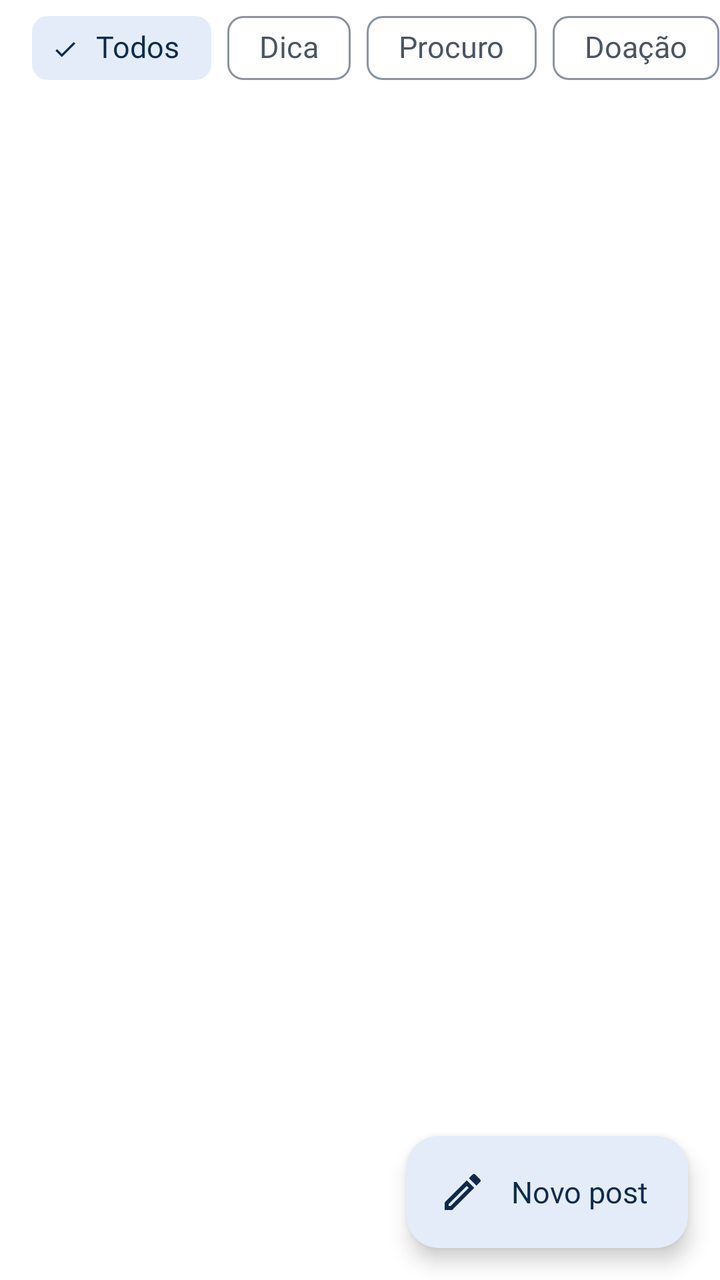
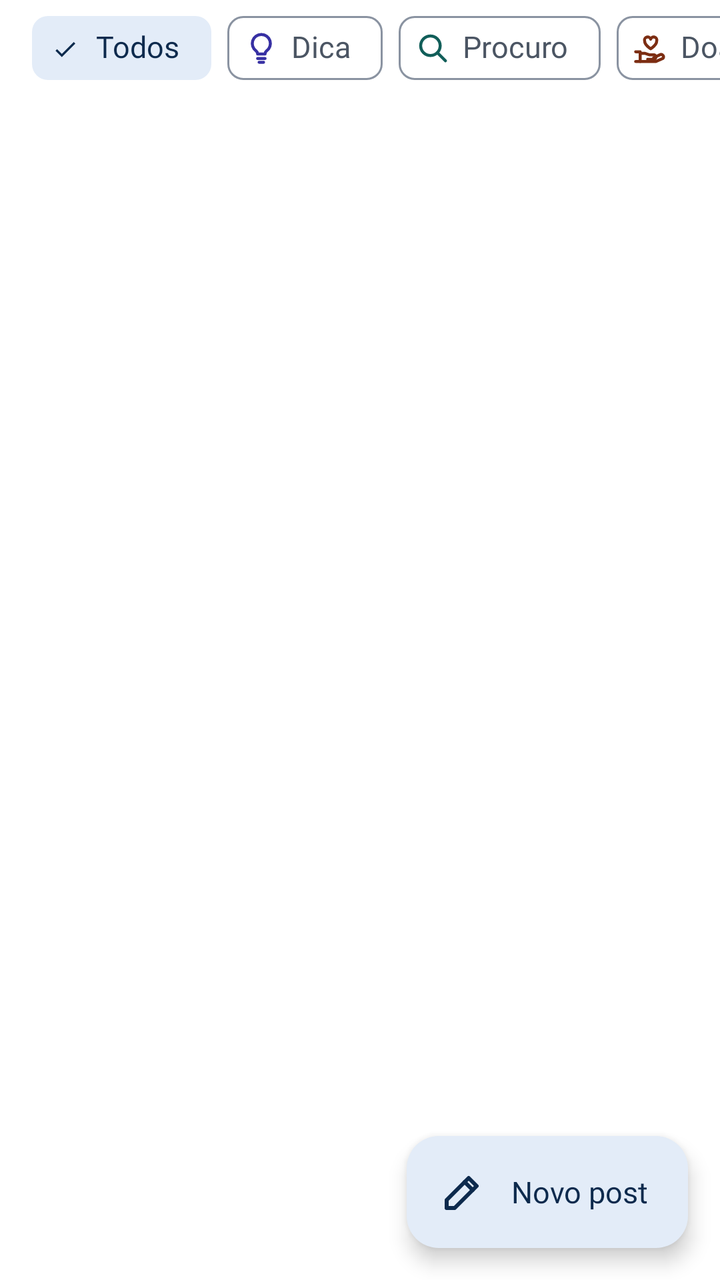

Before-and-after screenshots of an Android layout around one commit, followed by the original layout XML and the change that was made.
<!-- AndroidManifest.xml: application theme Theme.LeiaUFMS -->
<!-- res/layout/fragment_feed.xml -->
<?xml version="1.0" encoding="utf-8"?>
<androidx.coordinatorlayout.widget.CoordinatorLayout xmlns:android="http://schemas.android.com/apk/res/android"
    xmlns:app="http://schemas.android.com/apk/res-auto"
    android:layout_width="match_parent"
    android:layout_height="match_parent">

    <LinearLayout
        android:layout_width="match_parent"
        android:layout_height="match_parent"
        android:orientation="vertical">

        <HorizontalScrollView
            android:layout_width="match_parent"
            android:layout_height="wrap_content"
            android:scrollbars="none">

            <com.google.android.material.chip.ChipGroup
                android:id="@+id/filters"
                android:layout_width="wrap_content"
                android:layout_height="wrap_content"
                android:paddingStart="@dimen/screen_margin"
                android:paddingEnd="@dimen/screen_margin"
                app:selectionRequired="true"
                app:singleLine="true"
                app:singleSelection="true">

                <com.google.android.material.chip.Chip
                    android:id="@+id/f_all"
                    android:layout_width="wrap_content"
                    android:layout_height="wrap_content"
                    android:checked="true"
                    android:text="@string/feed_all" />

                <com.google.android.material.chip.Chip
                    android:id="@+id/f_dica"
                    android:layout_width="wrap_content"
                    android:layout_height="wrap_content"
                    android:text="@string/post_type_dica" />

                <com.google.android.material.chip.Chip
                    android:id="@+id/f_procuro"
                    android:layout_width="wrap_content"
                    android:layout_height="wrap_content"
                    android:text="@string/post_type_procuro" />

                <com.google.android.material.chip.Chip
                    android:id="@+id/f_doacao"
                    android:layout_width="wrap_content"
                    android:layout_height="wrap_content"
                    android:text="@string/post_type_doacao" />

                <com.google.android.material.chip.Chip
                    android:id="@+id/f_troca"
                    android:layout_width="wrap_content"
                    android:layout_height="wrap_content"
                    android:text="@string/post_type_troca" />
            </com.google.android.material.chip.ChipGroup>
        </HorizontalScrollView>

        <FrameLayout
            android:layout_width="match_parent"
            android:layout_height="0dp"
            android:layout_weight="1">

            <androidx.recyclerview.widget.RecyclerView
                android:id="@+id/list"
                android:layout_width="match_parent"
                android:layout_height="match_parent"
                android:clipToPadding="false"
                android:paddingStart="@dimen/space_s"
                android:paddingTop="@dimen/space_xs"
                android:paddingEnd="@dimen/space_s"
                android:paddingBottom="@dimen/fab_clearance" />

            <include
                android:id="@+id/empty"
                layout="@layout/view_empty_state"
                android:layout_width="match_parent"
                android:layout_height="wrap_content"
                android:layout_gravity="center"
                android:visibility="gone" />
        </FrameLayout>
    </LinearLayout>

    <com.google.android.material.floatingactionbutton.ExtendedFloatingActionButton
        android:id="@+id/fab_post"
        android:layout_width="wrap_content"
        android:layout_height="wrap_content"
        android:layout_gravity="bottom|end"
        android:layout_margin="@dimen/screen_margin"
        android:text="@string/action_new_post"
        app:icon="@drawable/ic_edit" />
</androidx.coordinatorlayout.widget.CoordinatorLayout>
<!-- res/layout/view_empty_state.xml (included above) -->
<?xml version="1.0" encoding="utf-8"?>
<LinearLayout xmlns:android="http://schemas.android.com/apk/res/android"
    android:id="@+id/empty_state"
    android:layout_width="match_parent"
    android:layout_height="wrap_content"
    android:gravity="center_horizontal"
    android:orientation="vertical"
    android:padding="@dimen/space_xl">

    <ImageView
        android:id="@+id/empty_icon"
        android:layout_width="@dimen/icon_empty_state"
        android:layout_height="@dimen/icon_empty_state"
        android:importantForAccessibility="no"
        android:tint="@color/leia_on_surface_variant" />

    <TextView
        android:id="@+id/empty_title"
        android:layout_width="match_parent"
        android:accessibilityHeading="true"
        android:layout_height="wrap_content"
        android:layout_marginTop="@dimen/space_m"
        android:gravity="center"
        android:textAppearance="@style/TextAppearance.Leia.Headline"
        android:textColor="@color/leia_on_background" />

    <TextView
        android:id="@+id/empty_message"
        android:accessibilityLiveRegion="polite"
        android:layout_width="match_parent"
        android:layout_height="wrap_content"
        android:layout_marginTop="@dimen/space_xs"
        android:gravity="center"
        android:textAppearance="@style/TextAppearance.Leia.Body"
        android:textColor="@color/leia_on_surface_variant" />

    <com.google.android.material.button.MaterialButton
        android:id="@+id/empty_action"
        android:layout_width="wrap_content"
        android:layout_height="wrap_content"
        android:layout_marginTop="@dimen/space_l"
        android:visibility="gone" />
</LinearLayout>
<!-- resources referenced by this layout -->
<resources>
  <!-- drawable ic_edit (drawable) -->
  <vector xmlns:android="http://schemas.android.com/apk/res/android"
      android:width="24dp"
      android:height="24dp"
      android:viewportWidth="24"
      android:viewportHeight="24"
      android:tint="?attr/colorOnSurface">
    <path
        android:fillColor="@android:color/white"
        android:pathData="M14.06,9.02l0.92,0.92L5.92,19L5,19v-0.92l9.06,-9.06M17.66,3c-0.25,0 -0.51,0.1 -0.7,0.29l-1.83,1.83 3.75,3.75 1.83,-1.83c0.39,-0.39 0.39,-1.02 0,-1.41l-2.34,-2.34c-0.2,-0.2 -0.45,-0.29 -0.71,-0.29zM14.06,6.19L3,17.25L3,21h3.75L17.81,9.94l-3.75,-3.75z"/>
  </vector>
  <!-- unchanged entries left out for length: 68 -->
</resources>

<!-- the commit's change to res/layout/fragment_feed.xml (unified diff, before → after) -->
@@ -35,24 +35,36 @@
                     android:id="@+id/f_dica"
                     android:layout_width="wrap_content"
                     android:layout_height="wrap_content"
+                    app:chipIcon="@drawable/ic_lightbulb"
+                    app:chipIconTint="@color/post_dica_on"
+                    app:chipIconVisible="true"
                     android:text="@string/post_type_dica" />
 
                 <com.google.android.material.chip.Chip
                     android:id="@+id/f_procuro"
                     android:layout_width="wrap_content"
                     android:layout_height="wrap_content"
+                    app:chipIcon="@drawable/ic_search"
+                    app:chipIconTint="@color/post_procuro_on"
+                    app:chipIconVisible="true"
                     android:text="@string/post_type_procuro" />
 
                 <com.google.android.material.chip.Chip
                     android:id="@+id/f_doacao"
                     android:layout_width="wrap_content"
                     android:layout_height="wrap_content"
+                    app:chipIcon="@drawable/ic_donate"
+                    app:chipIconTint="@color/post_doacao_on"
+                    app:chipIconVisible="true"
                     android:text="@string/post_type_doacao" />
 
                 <com.google.android.material.chip.Chip
                     android:id="@+id/f_troca"
                     android:layout_width="wrap_content"
                     android:layout_height="wrap_content"
+                    app:chipIcon="@drawable/ic_check_circle"
+                    app:chipIconTint="@color/post_troca_on"
+                    app:chipIconVisible="true"
                     android:text="@string/post_type_troca" />
             </com.google.android.material.chip.ChipGroup>
         </HorizontalScrollView>
<!-- resource entries referenced after the edit -->
@@ -1,15 +1,131 @@
 <!-- resources referenced by this layout -->
 <resources>
-  <!-- drawable ic_edit (drawable) -->
+  <color name="post_dica_on">#3730A3</color>
+  <color name="post_doacao_on">#7C2D12</color>
+  <color name="post_procuro_on">#115E59</color>
+  <color name="post_troca_on">#14532D</color>
+  <!-- drawable ic_check_circle (drawable) -->
+  <?xml version="1.0" encoding="utf-8"?>
   <vector xmlns:android="http://schemas.android.com/apk/res/android"
       android:width="24dp"
       android:height="24dp"
       android:viewportWidth="24"
       android:viewportHeight="24"
       android:tint="?attr/colorOnSurface">
-    <path
-        android:fillColor="@android:color/white"
-        android:pathData="M14.06,9.02l0.92,0.92L5.92,19L5,19v-0.92l9.06,-9.06M17.66,3c-0.25,0 -0.51,0.1 -0.7,0.29l-1.83,1.83 3.75,3.75 1.83,-1.83c0.39,-0.39 0.39,-1.02 0,-1.41l-2.34,-2.34c-0.2,-0.2 -0.45,-0.29 -0.71,-0.29zM14.06,6.19L3,17.25L3,21h3.75L17.81,9.94l-3.75,-3.75z"/>
+      <path
+          android:strokeColor="@android:color/white"
+          android:strokeWidth="2"
+          android:strokeLineCap="round"
+          android:strokeLineJoin="round"
+          android:pathData="M3,12a9,9 0 1,0 18,0a9,9 0 1,0 -18,0" />
+      <path
+          android:strokeColor="@android:color/white"
+          android:strokeWidth="2"
+          android:strokeLineCap="round"
+          android:strokeLineJoin="round"
+          android:pathData="M8,12.5L10.8,15.2L16,9.5" />
+  </vector>
+  <!-- drawable ic_donate (drawable) -->
+  <?xml version="1.0" encoding="utf-8"?>
+  <vector xmlns:android="http://schemas.android.com/apk/res/android"
+      android:width="24dp"
+      android:height="24dp"
+      android:viewportWidth="24"
+      android:viewportHeight="24"
+      android:tint="?attr/colorOnSurface">
+      <path
+          android:strokeColor="@android:color/white"
+          android:strokeWidth="2"
+          android:strokeLineCap="round"
+          android:strokeLineJoin="round"
+          android:pathData="M12,12.5C12,12.5 8,10.1 8,7.4A2,2 0 0,1 12,6.1A2,2 0 0,1 16,7.4C16,10.1 12,12.5 12,12.5Z" />
+      <path
+          android:strokeColor="@android:color/white"
+          android:strokeWidth="2"
+          android:strokeLineCap="round"
+          android:strokeLineJoin="round"
+          android:pathData="M2,14.5H5V21H2" />
+      <path
+          android:strokeColor="@android:color/white"
+          android:strokeWidth="2"
+          android:strokeLineCap="round"
+          android:strokeLineJoin="round"
+          android:pathData="M5,15.5H8L11,16.5H14A1.5,1.5 0 0,1 14,19.5H10" />
+      <path
+          android:strokeColor="@android:color/white"
+          android:strokeWidth="2"
+          android:strokeLineCap="round"
+          android:strokeLineJoin="round"
+          android:pathData="M14,18.5L18.4,16.4A1.6,1.6 0 0,1 20.2,18.9L15.5,21H5" />
+  </vector>
+  <!-- drawable ic_edit (drawable) -->
+  <?xml version="1.0" encoding="utf-8"?>
+  <vector xmlns:android="http://schemas.android.com/apk/res/android"
+      android:width="24dp"
+      android:height="24dp"
+      android:viewportWidth="24"
+      android:viewportHeight="24"
+      android:tint="?attr/colorOnSurface">
+      <path
+          android:strokeColor="@android:color/white"
+          android:strokeWidth="2"
+          android:strokeLineCap="round"
+          android:strokeLineJoin="round"
+          android:pathData="M4,20H8L19,9L15,5L4,16Z" />
+      <path
+          android:strokeColor="@android:color/white"
+          android:strokeWidth="2"
+          android:strokeLineCap="round"
+          android:strokeLineJoin="round"
+          android:pathData="M13,7L17,11" />
+  </vector>
+  <!-- drawable ic_lightbulb (drawable) -->
+  <?xml version="1.0" encoding="utf-8"?>
+  <vector xmlns:android="http://schemas.android.com/apk/res/android"
+      android:width="24dp"
+      android:height="24dp"
+      android:viewportWidth="24"
+      android:viewportHeight="24"
+      android:tint="?attr/colorOnSurface">
+      <path
+          android:strokeColor="@android:color/white"
+          android:strokeWidth="2"
+          android:strokeLineCap="round"
+          android:strokeLineJoin="round"
+          android:pathData="M12,3A6,6 0 0,0 8.5,13.9C9.1,14.4 9.5,15.1 9.5,15.9V16H14.5V15.9C14.5,15.1 14.9,14.4 15.5,13.9A6,6 0 0,0 12,3Z" />
+      <path
+          android:strokeColor="@android:color/white"
+          android:strokeWidth="2"
+          android:strokeLineCap="round"
+          android:strokeLineJoin="round"
+          android:pathData="M9.5,19H14.5" />
+      <path
+          android:strokeColor="@android:color/white"
+          android:strokeWidth="2"
+          android:strokeLineCap="round"
+          android:strokeLineJoin="round"
+          android:pathData="M10.5,21.5H13.5" />
+  </vector>
+  <!-- drawable ic_search (drawable) -->
+  <?xml version="1.0" encoding="utf-8"?>
+  <vector xmlns:android="http://schemas.android.com/apk/res/android"
+      android:width="24dp"
+      android:height="24dp"
+      android:viewportWidth="24"
+      android:viewportHeight="24"
+      android:tint="?attr/colorOnSurface">
+      <path
+          android:strokeColor="@android:color/white"
+          android:strokeWidth="2"
+          android:strokeLineCap="round"
+          android:strokeLineJoin="round"
+          android:pathData="M4.0,10.5a6.5,6.5 0 1,0 13.0,0a6.5,6.5 0 1,0 -13.0,0" />
+      <path
+          android:strokeColor="@android:color/white"
+          android:strokeWidth="2"
+          android:strokeLineCap="round"
+          android:strokeLineJoin="round"
+          android:pathData="M15.5,15.5L20.5,20.5" />
   </vector>
   <!-- unchanged entries left out for length: 68 -->
 </resources>
